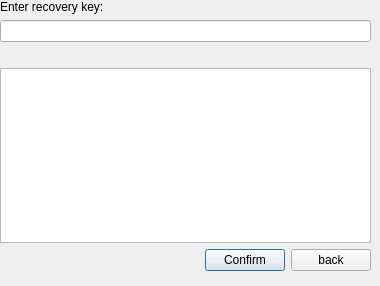
Qt form ClientQt/ClientSide/recoverdata.ui (raik199x/Clent-server-Chat-linux) before a commit.
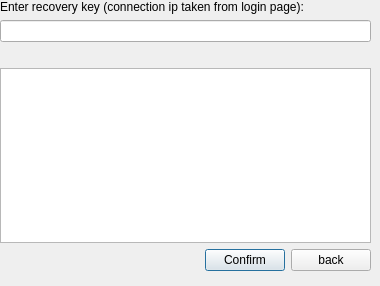
The same form after that commit.

Commit message: add ip connection line

What changed in the file:
```diff
--- a/ClientQt/ClientSide/recoverdata.ui
+++ b/ClientQt/ClientSide/recoverdata.ui
@@ -28,7 +28,7 @@
       <item>
        <widget class="QLabel" name="label">
         <property name="text">
-         <string>Enter recovery key:</string>
+         <string>Enter recovery key (connection ip taken from login page):</string>
         </property>
        </widget>
       </item>
```
The commit also changes 11 other files.
